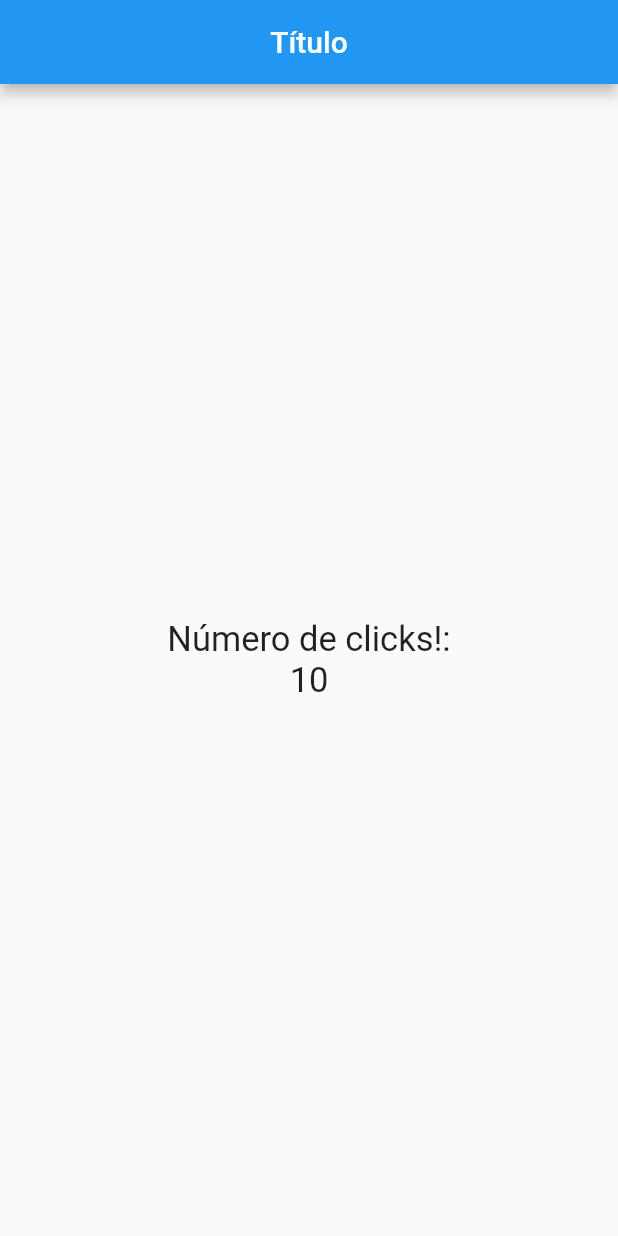
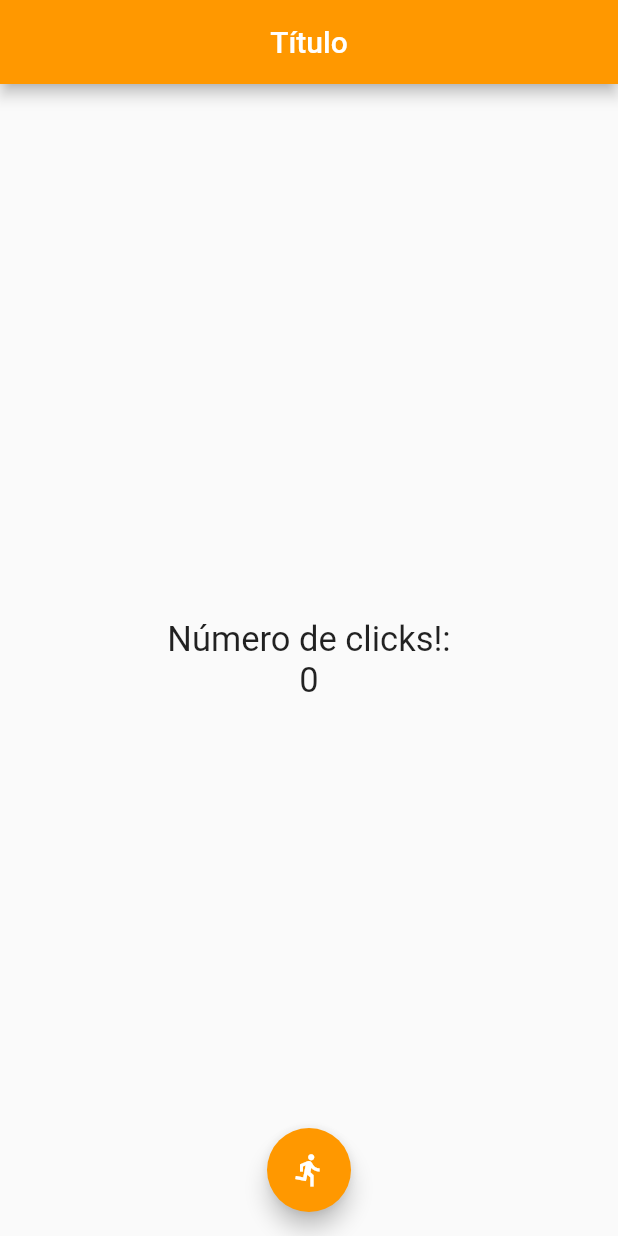
Before and after one commit to strujilloor/Curso-Flutter, a Flutter app: the screen it shows after launch, on a phone screen of 412 x 824 dp. Run offline on Flutter 3.47's test engine with Material 2 defaults, Android fonts, the phone set to English and light mode, and no system bars.

Commit message:
Boton flotante

```diff
--- a/lib/main.dart
+++ b/lib/main.dart
@@ -1,8 +1,8 @@
-import 'package:curso_flutter/src/app.dart';
+import 'package:flutter/material.dart';
 
 // Importaciones de nuestros archivos
 // import 'src/app.dart'; Puede importarse de esta manera
-import 'package:flutter/material.dart';
+import 'package:curso_flutter/src/app.dart';
 
 
 void main() {
--- a/lib/src/pages/home_page.dart
+++ b/lib/src/pages/home_page.dart
@@ -2,7 +2,8 @@ import 'package:flutter/material.dart';
 
 class HomePage extends StatelessWidget{
 
-  final TextStyle estiloTexto =  new TextStyle(fontSize: 23);
+  final estiloTexto =  new TextStyle(fontSize: 23); // definimos una variable de estilo para no reutilizar código y asignarlo a los Text
+  final colorFondo = Colors.orange;
 
   @override
   Widget build(BuildContext context) {
@@ -10,17 +11,25 @@ class HomePage extends StatelessWidget{
       appBar: AppBar(
         title: Text('Título'),
         centerTitle: true,
+        backgroundColor: colorFondo,
       ),
       body: Center(
         child: Column(
           crossAxisAlignment: CrossAxisAlignment.center,
           mainAxisSize: MainAxisSize.min,
           children: <Widget>[
-            Text('Número de clicks!:', style: estiloTexto,),
-            Text('10', style: estiloTexto,)
+            Text('Número de clicks!:', style: estiloTexto,), // aquí
+            Text('0', style: estiloTexto,)
           ],
         ),
       ),
+      floatingActionButton: FloatingActionButton(
+        onPressed: () => print('hola mundo'),
+        tooltip: 'Incrementa el contador', // describe la acción que ocurrirá cuando se presione el botón
+        child: Icon(Icons.directions_run), // la clase Icons tiene como propiedades estaticas los iconos
+        backgroundColor: colorFondo,
+      ),
+      floatingActionButtonLocation: FloatingActionButtonLocation.centerFloat,
     );
   }
 }
```
